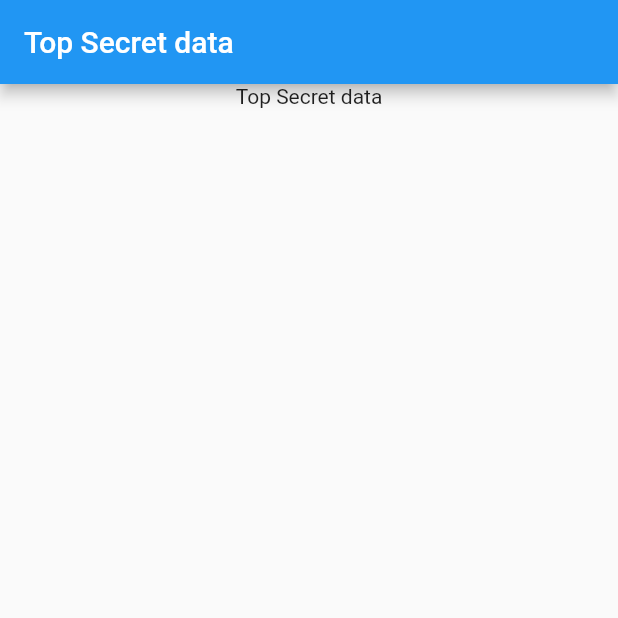
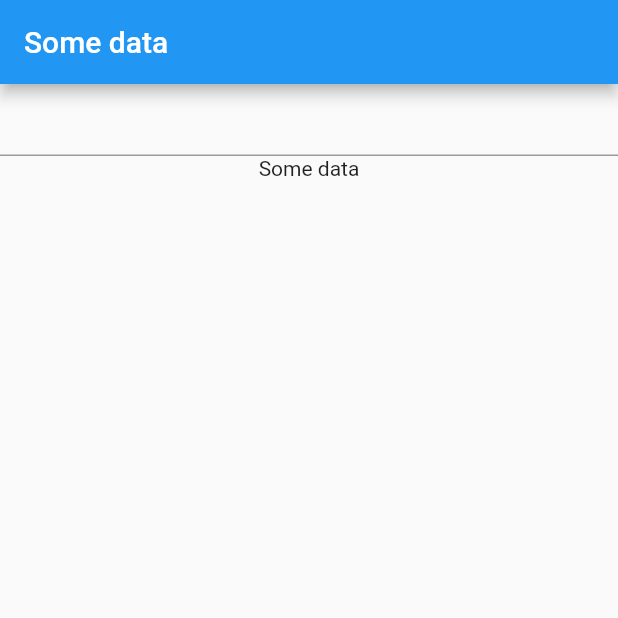
Before and after one commit to ujjwalmaity/state_management, a Flutter app: the screen it shows after launch, on a phone screen of 412 x 824 dp, the top half of it. Run offline on Flutter 3.47's test engine with Material 2 defaults, Android fonts, the phone set to English and light mode, and no system bars.

Commit message:
ChangeNotifierProvider, ChangeNotifier, Provider

```diff
--- a/lib/main.dart
+++ b/lib/main.dart
@@ -4,16 +4,14 @@ import 'package:provider/provider.dart';
 void main() => runApp(MyApp());
 
 class MyApp extends StatelessWidget {
-  final String data = 'Top Secret data';
-
   @override
   Widget build(BuildContext context) {
-    return Provider<String>(
-      create: (context) => data,
+    return ChangeNotifierProvider<Data>(
+      create: (context) => Data(),
       child: MaterialApp(
         home: Scaffold(
           appBar: AppBar(
-            title: Text(data),
+            title: MyText(),
           ),
           body: Level1(),
         ),
@@ -36,7 +34,7 @@ class Level2 extends StatelessWidget {
   Widget build(BuildContext context) {
     return Column(
       children: <Widget>[
-        Container(),
+        MyTextField(),
         Level3(),
       ],
     );
@@ -46,6 +44,34 @@ class Level2 extends StatelessWidget {
 class Level3 extends StatelessWidget {
   @override
   Widget build(BuildContext context) {
-    return Text(Provider.of<String>(context));
+    return Text(Provider.of<Data>(context).data);
   }
 }
+
+class MyText extends StatelessWidget {
+  @override
+  Widget build(BuildContext context) {
+    return Text(Provider.of<Data>(context, listen: false).data);
+  }
+}
+
+class MyTextField extends StatelessWidget {
+  @override
+  Widget build(BuildContext context) {
+    return TextField(
+      textAlign: TextAlign.center,
+      onChanged: (value) {
+        Provider.of<Data>(context, listen: false).changeData(value);
+      },
+    );
+  }
+}
+
+class Data extends ChangeNotifier {
+  String data = 'Some data';
+
+  void changeData(String value) {
+    data = value;
+    notifyListeners();
+  }
+}
```
